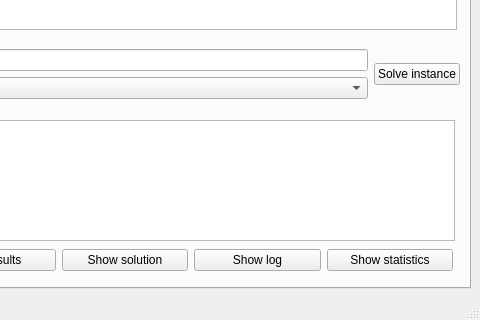
Before: the Qt Designer form python-examples/gui/dance/gui.ui in baobabsoluciones/cornflow-examples, drawn with Qt 5; both pictures show x 98 to 578 and y 377 to 697 of the 578 by 697 pixel window.
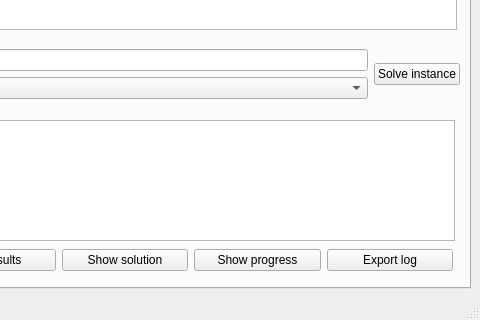
After: the same form once the commit is applied.

Commit message: added export of log file to qt gui.

```diff
--- a/python-examples/gui/dance/gui.ui
+++ b/python-examples/gui/dance/gui.ui
@@ -348,14 +348,14 @@
               <item>
                <widget class="QPushButton" name="showLog">
                 <property name="text">
-                 <string>Show log</string>
+                 <string>Show progress</string>
                 </property>
                </widget>
               </item>
               <item>
                <widget class="QPushButton" name="showStats">
                 <property name="text">
-                 <string>Show statistics</string>
+                 <string>Export log</string>
                 </property>
                </widget>
               </item>
```
Left out of the diff: 37 changed lines with no effect on the pictures. The commit also changes 2 other files.
